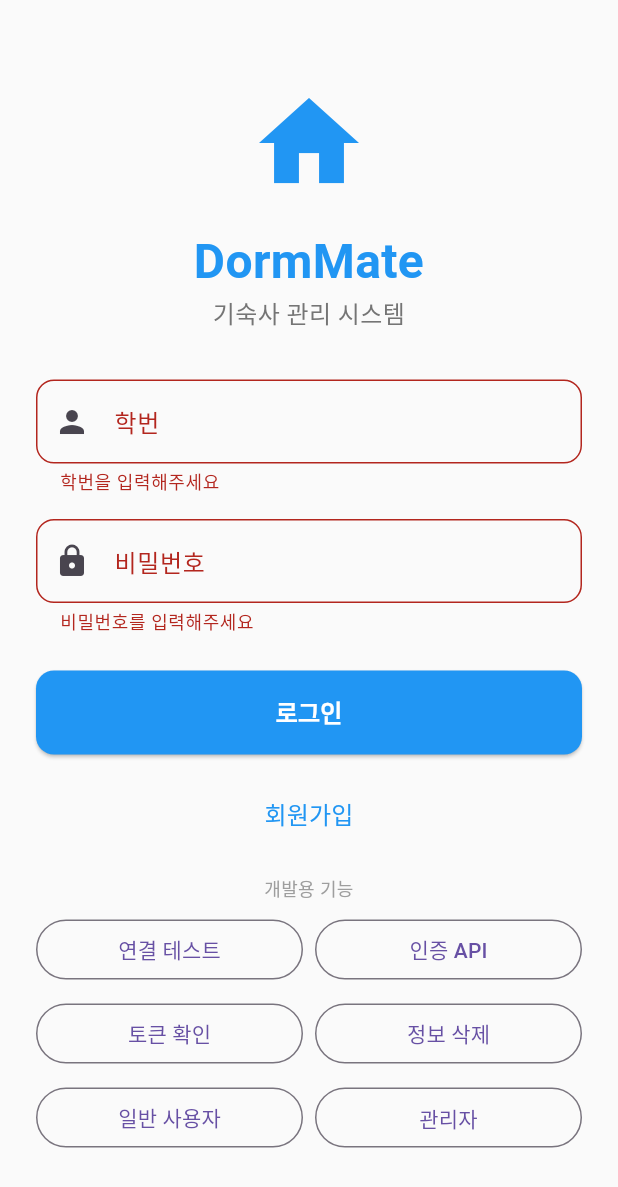
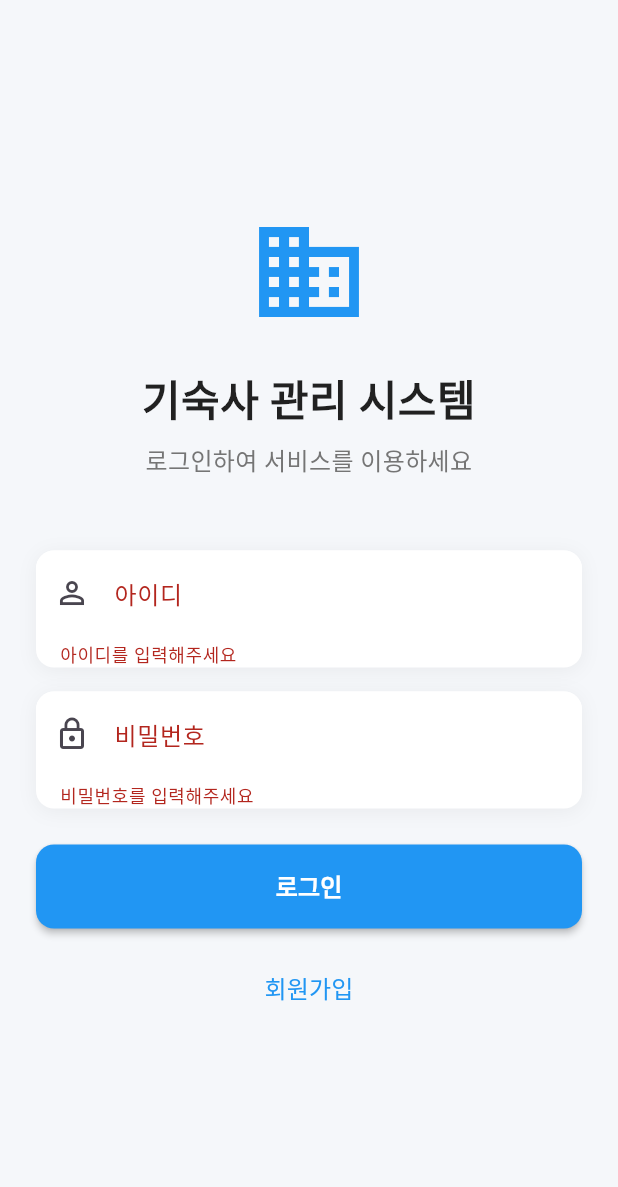
Before and after one commit to nekohood/Smart_Dormitory_App, a Flutter app: the screen it shows after launch, after a tap on "로그인", on a phone screen of 412 x 824 dp. Shown: the top 1187 px of the screen. Run offline on Flutter 3.47's test engine with Material 3 defaults, Android fonts, the phone set to English and light mode, and no system bars; our stand-ins replace dio, flutter_secure_storage, image_picker, shared_preferences, table_calendar; accounts and stored records are empty.

```diff
--- a/Dormitory_Manager/lib/main.dart
+++ b/Dormitory_Manager/lib/main.dart
@@ -41,12 +41,39 @@ class DormitoryManagerApp extends StatelessWidget {
     return MultiProvider(
       providers: [
         ChangeNotifierProvider(
-          create: (_) => AuthProvider()..initialize(),
+          create: (_) => AuthProvider(),
         ),
       ],
-      child: MaterialApp(
+      // ⭐ [중요] AuthProvider 초기화 대기 후 앱 시작
+      child: Consumer<AuthProvider>(
+        builder: (context, authProvider, _) {
+          // AuthProvider가 아직 초기화되지 않았다면 initialize 호출
+          if (!authProvider.isInitialized) {
+            // 비동기 초기화 시작
+            Future.microtask(() => authProvider.initialize());
+
+            // 초기화 중에는 로딩 화면 표시
+            return MaterialApp(
+              debugShowCheckedModeBanner: false,
+              home: Scaffold(
+                body: Center(
+                  child: Column(
+                    mainAxisAlignment: MainAxisAlignment.center,
+                    children: [
+                      CircularProgressIndicator(),
+                      SizedBox(height: 16),
+                      Text('초기화 중...'),
+                    ],
+                  ),
+                ),
+              ),
+            );
+          }
+
+          // 초기화 완료 후 정상 앱 실행
+          return MaterialApp(
             title: '기숙사 관리 시스템',
-        debugShowCheckedModeBanner: false, // ⭐ 디버그 배너 제거
+            debugShowCheckedModeBanner: false,
             theme: ThemeData(
               primarySwatch: Colors.blue,
               visualDensity: VisualDensity.adaptivePlatformDensity,
@@ -64,13 +91,17 @@ class DormitoryManagerApp extends StatelessWidget {
             ],
             locale: Locale('ko', 'KR'),
 
-        home: LoginScreen(),
+            // ⭐ [수정] 초기 화면을 로그인 상태에 따라 결정
+            home: authProvider.isAuthenticated
+                ? MainNavigation()
+                : LoginScreen(),
+
             routes: {
               '/login': (context) => LoginScreen(),
               '/register': (context) => RegisterScreen(),
               '/home': (context) => HomeScreen(),
-          '/main': (context) => MainNavigation(), // ⭐ MainNavigation 사용
-          '/admin_main': (context) => MainNavigation(), // ⭐ 동일하게 MainNavigation 사용
+              '/main': (context) => MainNavigation(),
+              '/admin_main': (context) => MainNavigation(),
               '/notices': (context) => NoticeScreen(),
               '/documents/submit': (context) => DocumentSubmitScreen(),
               '/inspection': (context) => InspectionScreen(),
@@ -100,6 +131,8 @@ class DormitoryManagerApp extends StatelessWidget {
                 ),
               );
             },
+          );
+        },
       ),
     );
   }
--- a/Dormitory_Manager/lib/screens/admin_schedule_screen.dart
+++ b/Dormitory_Manager/lib/screens/admin_schedule_screen.dart
@@ -125,8 +125,8 @@ class _AdminScheduleScreenState extends State<AdminScheduleScreen> {
       floatingActionButton: FloatingActionButton(
         onPressed: _showAddScheduleDialog,
         backgroundColor: Colors.blue,
+        tooltip: '일정 추가',
         child: const Icon(Icons.add, color: Colors.white),
-        tooltip: '일정 추가',
       ),
     );
   }
--- a/Dormitory_Manager/lib/screens/home_screen.dart
+++ b/Dormitory_Manager/lib/screens/home_screen.dart
@@ -15,7 +15,7 @@ import 'notice_list_screen.dart';
 import 'my_page_screen.dart';
 
 class HomeScreen extends StatefulWidget {
-  const HomeScreen({Key? key}) : super(key: key);
+  const HomeScreen({super.key});
 
   @override
   State<HomeScreen> createState() => _HomeScreenState();
--- a/Dormitory_Manager/lib/screens/login_screen.dart
+++ b/Dormitory_Manager/lib/screens/login_screen.dart
@@ -1,6 +1,6 @@
 import 'package:flutter/material.dart';
-import '../data/user_repository.dart';
-import '../utils/storage_helper.dart';
+import 'package:provider/provider.dart';
+import '../utils/auth_provider.dart';
 import 'register_screen.dart';
 
 class LoginScreen extends StatefulWidget {
@@ -14,174 +14,6 @@ class _LoginScreenState extends State<LoginScreen> {
   final _idController = TextEditingController();
   final _pwController = TextEditingController();
   final _formKey = GlobalKey<FormState>();
-  bool _isLoading = false;
-
-  Future<void> _login() async {
-    if (!_formKey.currentState!.validate()) {
-      return;
-    }
-
-    setState(() {
-      _isLoading = true;
-    });
-
-    try {
-      final id = _idController.text.trim();
-      final pw = _pwController.text.trim();
-
-      print('🚀 로그인 시도: $id');
-
-      // UserRepository.login을 호출하는 것으로 모든 로직을 위임합니다.
-      final user = await UserRepository.login(id, pw);
-
-      print('✅ 로그인 성공! 사용자: ${user.id}');
-      UserRepository.printCurrentState();
-
-      if (mounted) {
-        // 사용자 역할에 따라 다른 화면으로 이동
-        if (user.isAdmin) {
-          Navigator.pushReplacementNamed(context, '/admin_main');
-        } else {
-          Navigator.pushReplacementNamed(context, '/main');
-        }
-      }
-    } catch (e) {
-      print('❌ 로그인 오류: $e');
-      if (mounted) {
-        String errorMessage = '로그인 실패: ${e.toString().replaceFirst("Exception: ", "")}';
-        ScaffoldMessenger.of(context).showSnackBar(
-          SnackBar(
-            content: Text(errorMessage),
-            backgroundColor: Colors.red,
-          ),
-        );
-      }
-    } finally {
-      if (mounted) {
-        setState(() {
-          _isLoading = false;
-        });
-      }
-    }
-  }
-
-  // 서버 연결 테스트 함수
-  Future<void> _testConnection() async {
-    // DioClient가 초기화되었는지 확인 후 사용
-    try {
-      print('🔍 서버 연결 테스트 중...');
-      // final response = await DioClient.get('/hello'); // DioClient를 통해 테스트
-      // if (mounted) {
-      //   ScaffoldMessenger.of(context).showSnackBar(
-      //     SnackBar(
-      //       content: Text('서버 연결 성공! (${response.statusCode})'),
-      //       backgroundColor: Colors.green,
-      //     ),
-      //   );
-      // }
-    } catch (e) {
-      if (mounted) {
-        ScaffoldMessenger.of(context).showSnackBar(
-          SnackBar(
-            content: Text('서버 연결 실패: $e'),
-            backgroundColor: Colors.red,
-          ),
-        );
-      }
-    }
-  }
-
-  // 인증 API 연결 테스트 함수
-  Future<void> _testInspectionAPI() async {
-    try {
-      print('🔍 인증 API 연결 테스트 중...');
-      final token = await StorageHelper.getToken();
-      if (token == null) {
-        ScaffoldMessenger.of(context).showSnackBar(
-          SnackBar(
-            content: Text('토큰이 없습니다. 먼저 로그인하세요.'),
-            backgroundColor: Colors.orange,
-          ),
-        );
-        return;
-      }
-      // final response = await DioClient.get('/users/me');
-      // if (mounted) {
-      //   ScaffoldMessenger.of(context).showSnackBar(
-      //     SnackBar(
-      //       content: Text('인증 API 연결 성공! (${response.statusCode})'),
-      //       backgroundColor: Colors.green,
-      //     ),
-      //   );
-      // }
-    } catch (e) {
-      if (mounted) {
-        ScaffoldMessenger.of(context).showSnackBar(
-          SnackBar(
-            content: Text('인증 API 연결 실패: $e'),
-            backgroundColor: Colors.red,
-          ),
-        );
-      }
-    }
-  }
-
-  // 토큰 확인 함수 (디버깅용)
-  Future<void> _checkToken() async {
-    try {
-      final token = await StorageHelper.getToken();
-      final userModel = await StorageHelper.getUser();
-
-      if (mounted) {
-        showDialog(
-          context: context,
-          builder: (context) => AlertDialog(
-            title: Text('저장된 정보'),
-            content: SingleChildScrollView(
-              child: Column(
-                crossAxisAlignment: CrossAxisAlignment.start,
-                mainAxisSize: MainAxisSize.min,
-                children: [
-                  Text('토큰 존재: ${token != null && token.isNotEmpty}'),
-                  if (token != null && token.isNotEmpty)
-                    Text('토큰: ${_safeSubstring(token, 0, 20)}...'),
-                  SizedBox(height: 8),
-                  Text('사용자 정보 존재: ${userModel != null}'),
-                  if (userModel != null) ...[
-                    Text('사용자 ID: ${userModel.id}'),
-                    Text('관리자 여부: ${userModel.isAdmin}'),
-                  ],
-                ],
-              ),
-            ),
-            actions: [
-              TextButton(
-                onPressed: () => Navigator.pop(context),
-                child: Text('확인'),
-              ),
-            ],
-          ),
-        );
-      }
-    } catch (e) {
-      print('[ERROR] _checkToken 오류: $e');
-      if (mounted) {
-        ScaffoldMessenger.of(context).showSnackBar(
-          SnackBar(
-            content: Text('정보 확인 중 오류 발생: $e'),
-            backgroundColor: Colors.red,
-          ),
-        );
-      }
-    }
-  }
-
-  String _safeSubstring(String str, int start, int end) {
-    if (str.isEmpty) return '';
-    int safeStart = start.clamp(0, str.length);
-    int safeEnd = end.clamp(safeStart, str.length);
-    return str.substring(safeStart, safeEnd);
-  }
 
   @override
   void dispose() {
@@ -190,90 +22,166 @@ class _LoginScreenState extends State<LoginScreen> {
     super.dispose();
   }
 
+  Future<void> _handleLogin(BuildContext context) async {
+    if (!_formKey.currentState!.validate()) {
+      return;
+    }
+
+    final authProvider = Provider.of<AuthProvider>(context, listen: false);
+    final id = _idController.text.trim();
+    final pw = _pwController.text.trim();
+
+    print('🚀 로그인 시도: $id');
+
+    // AuthProvider를 통한 로그인
+    final success = await authProvider.login(id, pw);
+
+    if (!mounted) return;
+
+    if (success) {
+      print('✅ 로그인 성공! 사용자: ${authProvider.currentUser?.id}');
+      print('[DEBUG] 관리자 여부: ${authProvider.isAdmin}');
+
+      // 로그인 성공 후 MainNavigation으로 이동
+      // MainNavigation에서 자동으로 관리자/사용자 구분
+      Navigator.pushReplacementNamed(context, '/main');
+    } else {
+      // 로그인 실패 시 에러 메시지 표시
+      final errorMessage = authProvider.errorMessage ?? '로그인에 실패했습니다.';
+      ScaffoldMessenger.of(context).showSnackBar(
+        SnackBar(
+          content: Text(errorMessage),
+          backgroundColor: Colors.red,
+        ),
+      );
+    }
+  }
+
   @override
   Widget build(BuildContext context) {
     return Scaffold(
-      backgroundColor: Colors.grey[50],
+      backgroundColor: const Color(0xFFF5F7FA),
       body: SafeArea(
+        child: Center(
           child: SingleChildScrollView(
             padding: const EdgeInsets.all(24.0),
-          child: ConstrainedBox(
-            constraints: BoxConstraints(
-              minHeight: MediaQuery.of(context).size.height -
-                  MediaQuery.of(context).padding.top -
-                  MediaQuery.of(context).padding.bottom - 48,
-            ),
-            child: IntrinsicHeight(
-              child: Form(
+            child: Consumer<AuthProvider>(
+              builder: (context, authProvider, _) {
+                return Form(
                   key: _formKey,
                   child: Column(
                     mainAxisAlignment: MainAxisAlignment.center,
                     crossAxisAlignment: CrossAxisAlignment.stretch,
                     children: [
+                      // 로고 및 제목
                       Icon(
-                      Icons.home,
+                        Icons.domain,
                         size: 80,
                         color: Colors.blue,
                       ),
-                    SizedBox(height: 16),
+                      SizedBox(height: 24),
                       Text(
-                      'DormMate',
+                        '기숙사 관리 시스템',
                         textAlign: TextAlign.center,
                         style: TextStyle(
-                        fontSize: 32,
+                          fontSize: 28,
                           fontWeight: FontWeight.bold,
-                        color: Colors.blue,
+                          color: Colors.black87,
                         ),
                       ),
+                      SizedBox(height: 8),
                       Text(
-                      '기숙사 관리 시스템',
+                        '로그인하여 서비스를 이용하세요',
                         textAlign: TextAlign.center,
                         style: TextStyle(
                           fontSize: 16,
                           color: Colors.grey[600],
                         ),
                       ),
-                    SizedBox(height: 32),
-                    TextFormField(
+                      SizedBox(height: 48),
+
+                      // 아이디 입력 필드
+                      Container(
+                        decoration: BoxDecoration(
+                          color: Colors.white,
+                          borderRadius: BorderRadius.circular(12),
+                          boxShadow: [
+                            BoxShadow(
+                              color: Colors.black.withOpacity(0.05),
+                              blurRadius: 10,
+                              offset: Offset(0, 2),
+                            ),
+                          ],
+                        ),
+                        child: TextFormField(
                           controller: _idController,
                           decoration: InputDecoration(
-                        labelText: '학번',
-                        prefixIcon: Icon(Icons.person),
+                            labelText: '아이디',
+                            hintText: '학번 또는 사번을 입력하세요',
+                            prefixIcon: Icon(Icons.person_outline),
                             border: OutlineInputBorder(
                               borderRadius: BorderRadius.circular(12),
+                              borderSide: BorderSide.none,
                             ),
+                            filled: true,
+                            fillColor: Colors.white,
                           ),
+                          keyboardType: TextInputType.number,
                           validator: (value) {
                             if (value == null || value.isEmpty) {
-                          return '학번을 입력해주세요';
+                              return '아이디를 입력해주세요';
                             }
                             return null;
                           },
-                      textInputAction: TextInputAction.next,
+                          enabled: !authProvider.isLoading,
+                        ),
                       ),
                       SizedBox(height: 16),
-                    TextFormField(
+
+                      // 비밀번호 입력 필드
+                      Container(
+                        decoration: BoxDecoration(
+                          color: Colors.white,
+                          borderRadius: BorderRadius.circular(12),
+                          boxShadow: [
+                            BoxShadow(
+                              color: Colors.black.withOpacity(0.05),
+                              blurRadius: 10,
+                              offset: Offset(0, 2),
+                            ),
+                          ],
+                        ),
+                        child: TextFormField(
                           controller: _pwController,
-                      obscureText: true,
                           decoration: InputDecoration(
                             labelText: '비밀번호',
-                        prefixIcon: Icon(Icons.lock),
+                            hintText: '비밀번호를 입력하세요',
+                            prefixIcon: Icon(Icons.lock_outline),
                             border: OutlineInputBorder(
                               borderRadius: BorderRadius.circular(12),
+                              borderSide: BorderSide.none,
                             ),
+                            filled: true,
+                            fillColor: Colors.white,
                           ),
+                          obscureText: true,
                           validator: (value) {
                             if (value == null || value.isEmpty) {
                               return '비밀번호를 입력해주세요';
                             }
                             return null;
                           },
-                      textInputAction: TextInputAction.done,
-                      onFieldSubmitted: (_) => _login(),
+                          enabled: !authProvider.isLoading,
+                          onFieldSubmitted: (_) => _handleLogin(context),
+                        ),
                       ),
                       SizedBox(height: 24),
+
+                      // 로그인 버튼
                       ElevatedButton(
-                      onPressed: _isLoading ? null : _login,
+                        onPressed: authProvider.isLoading
+                            ? null
+                            : () => _handleLogin(context),
                         style: ElevatedButton.styleFrom(
                           backgroundColor: Colors.blue,
                           foregroundColor: Colors.white,
@@ -281,8 +189,9 @@ class _LoginScreenState extends State<LoginScreen> {
                           shape: RoundedRectangleBorder(
                             borderRadius: BorderRadius.circular(12),
                           ),
+                          elevation: 2,
                         ),
-                      child: _isLoading
+                        child: authProvider.isLoading
                             ? SizedBox(
                           height: 20,
                           width: 20,
@@ -300,8 +209,10 @@ class _LoginScreenState extends State<LoginScreen> {
                         ),
                       ),
                       SizedBox(height: 16),
+
+                      // 회원가입 버튼
                       TextButton(
-                      onPressed: _isLoading
+                        onPressed: authProvider.isLoading
                             ? null
                             : () {
                           Navigator.push(
@@ -319,85 +230,40 @@ class _LoginScreenState extends State<LoginScreen> {
                           ),
                         ),
                       ),
-                    if (const bool.fromEnvironment('dart.vm.product') == false) ...[
+
+                      // 에러 메시지 표시
+                      if (authProvider.errorMessage != null) ...[
                         SizedBox(height: 16),
-                      Text(
-                        '개발용 기능',
-                        textAlign: TextAlign.center,
-                        style: TextStyle(
-                          fontSize: 12,
-                          color: Colors.grey[500],
+                        Container(
+                          padding: EdgeInsets.all(12),
+                          decoration: BoxDecoration(
+                            color: Colors.red.withOpacity(0.1),
+                            borderRadius: BorderRadius.circular(8),
+                            border: Border.all(
+                              color: Colors.red.withOpacity(0.3),
                             ),
                           ),
-                      SizedBox(height: 8),
-                      Row(
+                          child: Row(
                             children: [
-                          Expanded(
-                            child: OutlinedButton(
-                              onPressed: _testConnection,
-                              child: Text('연결 테스트'),
-                            ),
-                          ),
+                              Icon(Icons.error_outline, color: Colors.red),
                               SizedBox(width: 8),
                               Expanded(
-                            child: OutlinedButton(
-                              onPressed: _testInspectionAPI,
-                              child: Text('인증 API'),
+                                child: Text(
+                                  authProvider.errorMessage!,
+                                  style: TextStyle(
+                                    color: Colors.red[700],
+                                    fontSize: 14,
+                                  ),
                                 ),
                               ),
                             ],
                           ),
-                      SizedBox(height: 8),
-                      Row(
-                        children: [
-                          Expanded(
-                            child: OutlinedButton(
-                              onPressed: _checkToken,
-                              child: Text('토큰 확인'),
-                            ),
-                          ),
-                          SizedBox(width: 8),
-                          Expanded(
-                            child: OutlinedButton(
-                              onPressed: () async {
-                                await StorageHelper.clearAll();
-                                ScaffoldMessenger.of(context).showSnackBar(
-                                  SnackBar(content: Text('저장된 정보가 삭제되었습니다')),
-                                );
-                              },
-                              child: Text('정보 삭제'),
-                            ),
-                          ),
-                        ],
-                      ),
-                      SizedBox(height: 8),
-                      Row(
-                        children: [
-                          Expanded(
-                            child: OutlinedButton(
-                              onPressed: () {
-                                _idController.text = '1111';
-                                _pwController.text = '1111';
-                              },
-                              child: Text('일반 사용자'),
-                            ),
-                          ),
-                          SizedBox(width: 8),
-                          Expanded(
-                            child: OutlinedButton(
-                              onPressed: () {
-                                _idController.text = 'admin001';
-                                _pwController.text = 'admin123';
-                              },
-                              child: Text('관리자'),
-                            ),
-                          ),
-                        ],
                         ),
                       ],
                     ],
                   ),
-              ),
+                );
+              },
             ),
           ),
         ),
```
Also changed, not shown: Dormitory_Manager/lib/screens/admin_inspection_screen.dart (+21 -21 lines), 3 other files. Lines whose indentation alone changed are shown as unchanged.
